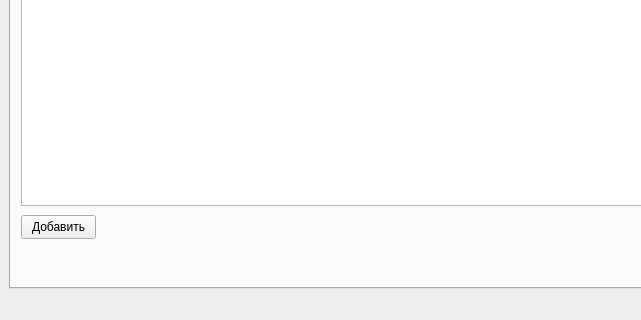
MargaritaMalakhova/Recipes, file gui/mainwindow.ui: the form before one commit; both pictures show x 0 to 641 and y 280 to 600 of the 800 by 600 pixel window.
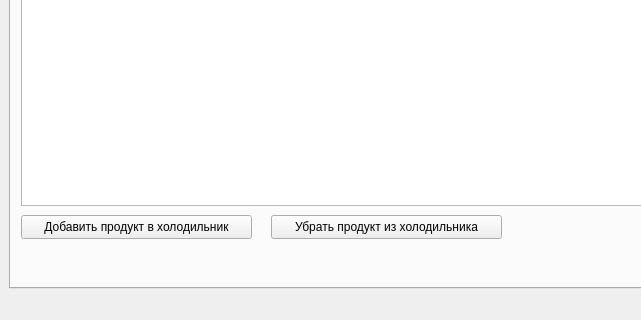
The form after the commit. The open tabs and pages were chosen to show the change.

Commit message: final commit: change ingrediants buttons

```diff
--- a/gui/mainwindow.ui
+++ b/gui/mainwindow.ui
@@ -45,12 +45,25 @@
          <rect>
           <x>10</x>
           <y>460</y>
-          <width>75</width>
+          <width>231</width>
           <height>24</height>
          </rect>
         </property>
         <property name="text">
-         <string>Добавить</string>
+         <string>Добавить продукт в холодильник</string>
+        </property>
+       </widget>
+       <widget class="QPushButton" name="removeIngrButton">
+        <property name="geometry">
+         <rect>
+          <x>260</x>
+          <y>460</y>
+          <width>231</width>
+          <height>24</height>
+         </rect>
+        </property>
+        <property name="text">
+         <string>Убрать продукт из холодильника</string>
         </property>
        </widget>
       </widget>
```
Left out of the diff: 2 changed lines with no effect on the pictures. The commit also changes 10 other files.
